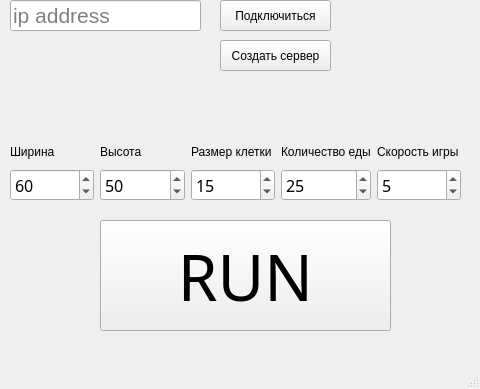
Old version of the form MainWindow.ui in the repository Sobaka12345/MistaSnake.
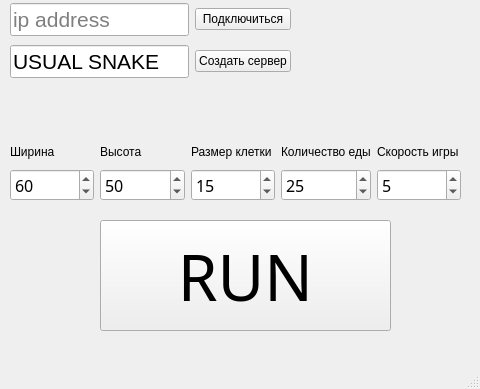
New version of the form.

```diff
--- a/MainWindow.ui
+++ b/MainWindow.ui
@@ -175,67 +175,88 @@
      </item>
     </layout>
    </widget>
-   <widget class="QPushButton" name="connectButton">
-    <property name="enabled">
-     <bool>true</bool>
-    </property>
-    <property name="geometry">
-     <rect>
-      <x>220</x>
-      <y>0</y>
-      <width>111</width>
-      <height>31</height>
-     </rect>
-    </property>
-    <property name="text">
-     <string>Подключиться</string>
-    </property>
-   </widget>
-   <widget class="QPushButton" name="createButton">
-    <property name="geometry">
-     <rect>
-      <x>220</x>
-      <y>40</y>
-      <width>111</width>
-      <height>31</height>
-     </rect>
-    </property>
-    <property name="text">
-     <string>Создать сервер</string>
-    </property>
-   </widget>
-   <widget class="QLineEdit" name="lineEdit">
+   <widget class="QWidget" name="layoutWidget">
     <property name="geometry">
      <rect>
       <x>10</x>
       <y>0</y>
-      <width>191</width>
-      <height>31</height>
+      <width>281</width>
+      <height>81</height>
      </rect>
     </property>
-    <property name="font">
-     <font>
-      <pointsize>16</pointsize>
-     </font>
-    </property>
-    <property name="toolTip">
-     <string/>
-    </property>
-    <property name="statusTip">
-     <string/>
-    </property>
-    <property name="accessibleDescription">
-     <string/>
-    </property>
-    <property name="autoFillBackground">
-     <bool>false</bool>
-    </property>
-    <property name="text">
-     <string/>
-    </property>
-    <property name="placeholderText">
-     <string>ip address</string>
-    </property>
+    <layout class="QGridLayout" name="gridLayout_2">
+     <item row="0" column="0">
+      <widget class="QLineEdit" name="ipEdit">
+       <property name="font">
+        <font>
+         <pointsize>16</pointsize>
+        </font>
+       </property>
+       <property name="toolTip">
+        <string/>
+       </property>
+       <property name="statusTip">
+        <string/>
+       </property>
+       <property name="accessibleDescription">
+        <string/>
+       </property>
+       <property name="autoFillBackground">
+        <bool>false</bool>
+       </property>
+       <property name="text">
+        <string/>
+       </property>
+       <property name="placeholderText">
+        <string>ip address</string>
+       </property>
+      </widget>
+     </item>
+     <item row="0" column="1">
+      <widget class="QPushButton" name="connectButton">
+       <property name="enabled">
+        <bool>true</bool>
+       </property>
+       <property name="text">
+        <string>Подключиться</string>
+       </property>
+      </widget>
+     </item>
+     <item row="1" column="0">
+      <widget class="QLineEdit" name="playerEdit">
+       <property name="font">
+        <font>
+         <pointsize>16</pointsize>
+        </font>
+       </property>
+       <property name="toolTip">
+        <string/>
+       </property>
+       <property name="statusTip">
+        <string/>
+       </property>
+       <property name="accessibleDescription">
+        <string/>
+       </property>
+       <property name="autoFillBackground">
+        <bool>false</bool>
+       </property>
+       <property name="text">
+        <string>USUAL SNAKE</string>
+       </property>
+       <property name="placeholderText">
+        <string>name</string>
+       </property>
+      </widget>
+     </item>
+     <item row="1" column="1">
+      <widget class="QPushButton" name="createButton">
+       <property name="text">
+        <string>Создать сервер</string>
+       </property>
+      </widget>
+     </item>
+    </layout>
    </widget>
   </widget>
   <widget class="QMenuBar" name="menubar">
```
